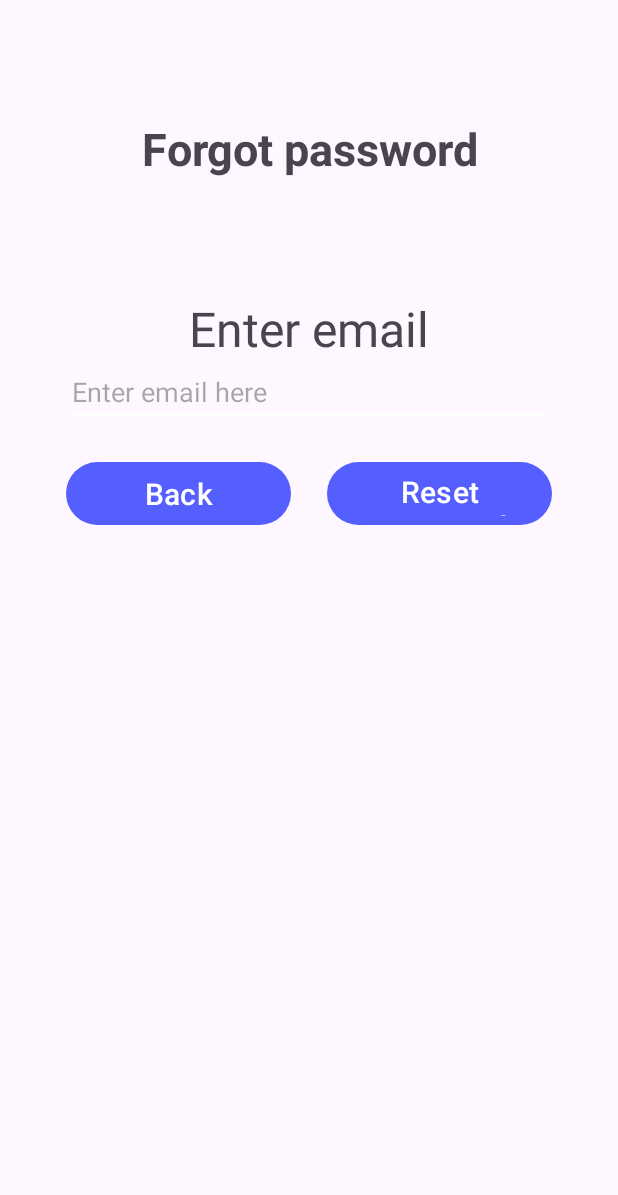
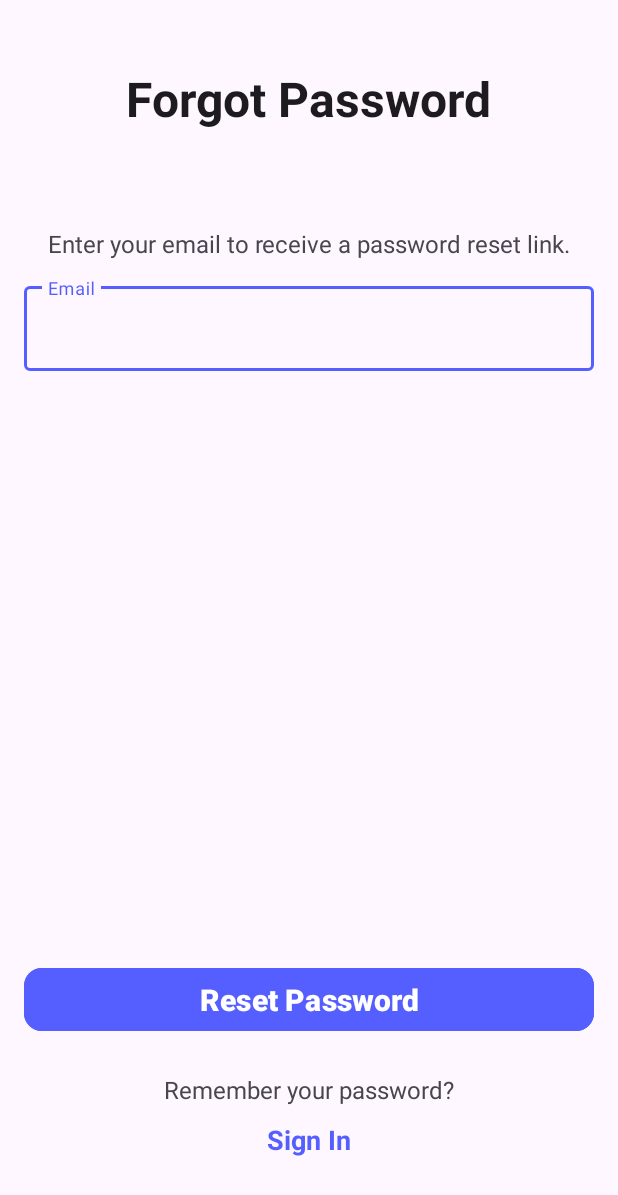
Before and after one commit to DevlinHamill/CS481, an Android app: the ForgotPassword screen opened directly, with no data from a screen before it, on a phone screen of 412 x 824 dp. Shown: the top 1195 px of the screen. Run offline under Robolectric (Android 15) with nearby library versions, the phone set to English and light mode, and no system bars; our stand-ins replace Firebase (no records; nobody signed in at launch, a user with empty details on screens opened directly).

Commit message:
password reset layout changed to fit style

```diff
--- a/CatMap/app/src/main/java/edu/cwu/catmap/activities/ForgotPassword.java
+++ b/CatMap/app/src/main/java/edu/cwu/catmap/activities/ForgotPassword.java
@@ -27,9 +27,9 @@ public class ForgotPassword extends AppCompatActivity {
 
 
     private void setListeners() {
-        binding.btnBackToLogin.setOnClickListener(v -> onBackPressed());
+        binding.textSignIn.setOnClickListener(v -> onBackPressed());
 
-        binding.btnSendEmail.setOnClickListener(v -> sendEmail());
+        binding.resetPasswordButton.setOnClickListener(v -> sendEmail());
     }
 
     private void showToast(String message) {
@@ -37,7 +37,8 @@ public class ForgotPassword extends AppCompatActivity {
     }
 
     private void sendEmail() {
-        String email = binding.etEmail.getText().toString().trim();
+        if (binding.inputEmail.getText() != null){
+            String email = binding.inputEmail.getText().toString().trim();
 
             if (email.isEmpty() || !Patterns.EMAIL_ADDRESS.matcher(email).matches()) {
                 showToast("Please enter a valid e-mail.");
@@ -55,5 +56,8 @@ public class ForgotPassword extends AppCompatActivity {
                             showToast("Failed to send password reset e-mail.");
                         }
                     });
+        } else {
+            showToast("Error retrieving input");
         }
     }
+}
--- a/CatMap/app/src/main/res/layout/activity_forgot_password.xml
+++ b/CatMap/app/src/main/res/layout/activity_forgot_password.xml
@@ -1,74 +1,97 @@
 <?xml version="1.0" encoding="utf-8"?>
-<ScrollView xmlns:android="http://schemas.android.com/apk/res/android"
+<androidx.constraintlayout.widget.ConstraintLayout xmlns:android="http://schemas.android.com/apk/res/android"
     xmlns:app="http://schemas.android.com/apk/res-auto"
     xmlns:tools="http://schemas.android.com/tools"
-    android:id="@+id/forgot_password"
     android:layout_width="match_parent"
     android:layout_height="match_parent"
-    android:clipToPadding="false"
-    android:overScrollMode="never"
-    android:padding="24dp"
-    android:scrollbars="none"
+    android:padding="16dp"
     tools:context=".activities.ForgotPassword">
 
-    <LinearLayout xmlns:android="http://schemas.android.com/apk/res/android"
+    <TextView
+        android:id="@+id/forgotPasswordHeader"
+        android:layout_width="wrap_content"
+        android:layout_height="wrap_content"
+        android:text="Forgot Password"
+        android:textSize="32sp"
+        android:textStyle="bold"
+        android:textColor="?attr/colorOnSurface"
+        android:layout_marginTop="28dp"
+        app:layout_constraintTop_toTopOf="parent"
+        app:layout_constraintStart_toStartOf="parent"
+        app:layout_constraintEnd_toEndOf="parent"/>
+
+    <TextView
+        android:id="@+id/forgotPasswordText"
+        android:layout_width="wrap_content"
+        android:layout_height="wrap_content"
+        android:text="Enter your email to receive a password reset link."
+        android:textSize="16sp"
+        android:textColor="?attr/colorOnSurfaceVariant"
+        android:layout_marginTop="64dp"
+        app:layout_constraintTop_toBottomOf="@id/forgotPasswordHeader"
+        app:layout_constraintStart_toStartOf="parent"
+        app:layout_constraintEnd_toEndOf="parent"/>
+
+    <com.google.android.material.textfield.TextInputLayout
+        android:id="@+id/inputEmailLayout"
         android:layout_width="match_parent"
-        android:layout_height="match_parent"
-        xmlns:app="http://schemas.android.com/apk/res-auto"
-        android:orientation="vertical"
-        android:padding="20dp">
+        android:layout_height="0dp"
+        android:hint="Email"
+        android:layout_marginTop="12dp"
+        app:layout_constraintTop_toBottomOf="@id/forgotPasswordText"
+        app:layout_constraintStart_toStartOf="parent"
+        app:layout_constraintEnd_toEndOf="parent">
 
-        <TextView
-            android:id="@+id/tvForgotPassword"
+        <com.google.android.material.textfield.TextInputEditText
+            android:id="@+id/inputEmail"
             android:layout_width="match_parent"
-            android:layout_height="50dp"
-            android:layout_marginTop="30dp"
-            android:layout_marginBottom="70dp"
-            android:gravity="center"
-            android:text="Forgot password"
-            android:textStyle="bold"
-            android:textSize="30sp" />
+            android:layout_height="wrap_content"
+            android:inputType="textEmailAddress"
+            android:textColor="?attr/colorOnBackground"
+            android:textSize="16sp"/>
+    </com.google.android.material.textfield.TextInputLayout>
 
-        <TextView
-            android:id="@+id/tvUsername"
-            android:layout_width="match_parent"
-            android:layout_height="50dp"
-            android:gravity="center"
-            android:text="Enter email"
-            android:textSize="32sp" />
+    <com.google.android.material.button.MaterialButton
+        android:id="@+id/resetPasswordButton"
+        android:layout_width="match_parent"
+        android:layout_height="50dp"
+        android:text="Reset Password"
+        android:textColor="@color/white"
+        android:backgroundTint="?attr/colorPrimary"
+        android:textSize="20sp"
+        android:textStyle="bold"
+        app:cornerRadius="12dp"
+        android:layout_marginTop="24dp"
+        android:layout_marginBottom="24dp"
+        app:layout_constraintBottom_toTopOf="@id/backToLoginText"
+        app:layout_constraintStart_toStartOf="parent"
+        app:layout_constraintEnd_toEndOf="parent"/>
 
-        <EditText
-            android:id="@+id/etEmail"
-            android:layout_width="match_parent"
-            android:layout_height="40dp"
-            android:hint="Enter email here"
-            android:autofillHints="emailAddress"
-            android:inputType="textEmailAddress"
-            android:layout_marginBottom="20dp" />
+    <TextView
+        android:id="@+id/backToLoginText"
+        android:layout_width="wrap_content"
+        android:layout_height="wrap_content"
+        android:text="Remember your password?"
+        android:textColor="?attr/colorOnSurfaceVariant"
+        android:textSize="16sp"
+        app:layout_constraintBottom_toTopOf="@id/textSignIn"
+        app:layout_constraintStart_toStartOf="parent"
+        app:layout_constraintEnd_toEndOf="parent"/>
 
-        <androidx.constraintlayout.widget.ConstraintLayout
-            android:layout_width="match_parent"
-            android:layout_height="wrap_content">
+    <TextView
+        android:id="@+id/textSignIn"
+        android:layout_width="wrap_content"
+        android:layout_height="wrap_content"
+        android:text="Sign In"
+        android:textColor="?attr/colorPrimary"
+        android:textSize="18sp"
+        android:textStyle="bold"
+        android:clickable="true"
+        android:focusable="true"
+        android:padding="10dp"
+        android:layout_marginBottom="26dp"
+        app:layout_constraintBottom_toBottomOf="parent"
+        app:layout_constraintStart_toStartOf="parent"
+        app:layout_constraintEnd_toEndOf="parent" />
 
-            <com.google.android.material.button.MaterialButton
-                android:id="@+id/btnBackToLogin"
-                android:layout_width="150dp"
-                android:layout_height="50dp"
-                app:layout_constraintStart_toStartOf="parent"
-                app:layout_constraintBottom_toBottomOf="parent"
-                android:text="Back"
-                android:textSize="20sp" />
-
-            <com.google.android.material.button.MaterialButton
-                android:id="@+id/btnSendEmail"
-                android:layout_width="150dp"
-                android:layout_height="50dp"
-                app:layout_constraintEnd_toEndOf="parent"
-                app:layout_constraintBottom_toBottomOf="parent"
-                android:text="Reset Password"
-                android:textSize="20sp" />
-
-        </androidx.constraintlayout.widget.ConstraintLayout>
-
-    </LinearLayout>
-</ScrollView>
+</androidx.constraintlayout.widget.ConstraintLayout>
```
Lines whose indentation alone changed are shown as unchanged.
